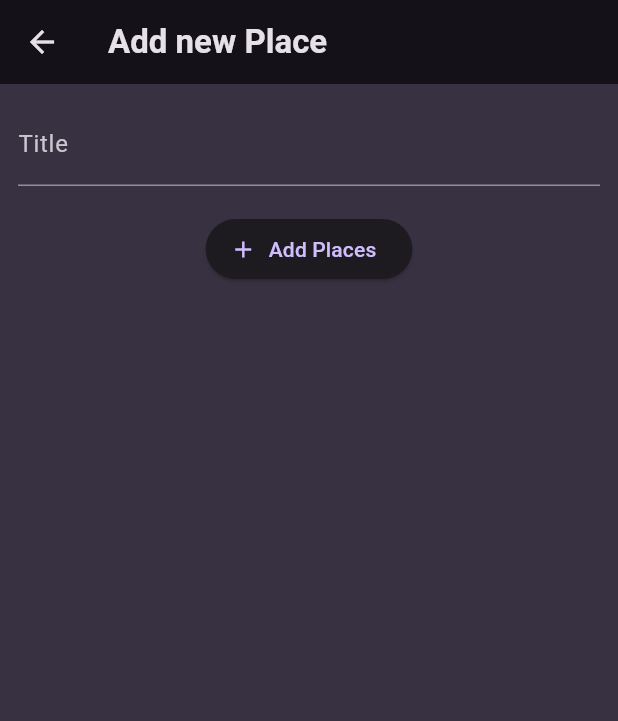
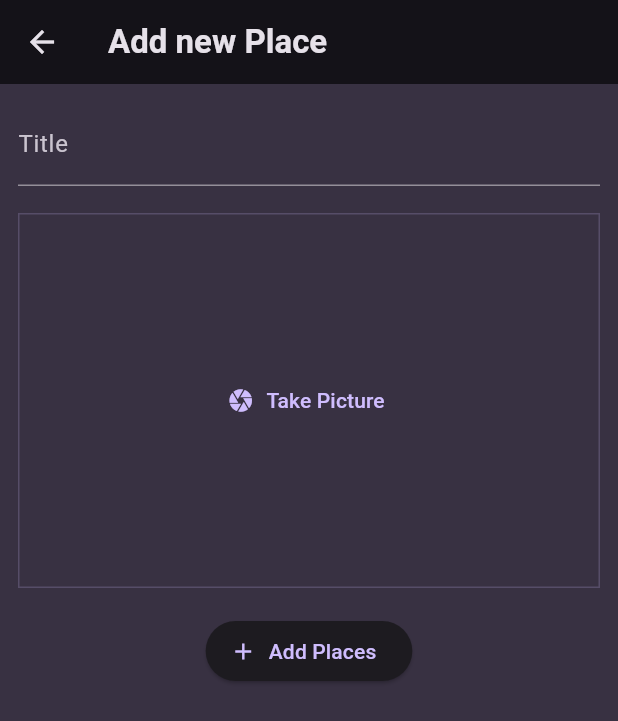
Before and after one commit to Sandipshrestha1/favorite_places, a Flutter app: the AddPlaceScreen screen opened directly, after a tap on "Add Places", on a phone screen of 412 x 824 dp. Shown: the top 721 px of the screen. Run offline on Flutter 3.47's test engine with Material 3 defaults, Android fonts, the phone set to English and light mode, and no system bars; our stand-ins replace flutter_riverpod, google_fonts, image_picker.

Commit message:
added image picker

```diff
--- a/lib/main.dart
+++ b/lib/main.dart
@@ -1,4 +1,3 @@
-import 'package:favorite_places/screens/add_place.dart';
 import 'package:favorite_places/screens/places.dart';
 import 'package:flutter/material.dart';
 import 'package:google_fonts/google_fonts.dart';
--- a/lib/screens/add_place.dart
+++ b/lib/screens/add_place.dart
@@ -1,4 +1,5 @@
 import 'package:favorite_places/providers/user_places.dart';
+import 'package:favorite_places/widgets/image_input.dart';
 import 'package:flutter/material.dart';
 import 'package:flutter_riverpod/flutter_riverpod.dart';
 
@@ -17,7 +18,7 @@ class _AddPlaceScreenState extends ConsumerState<AddPlaceScreen> {
   void _savePlace() {
     final enteredText = _titleController.text;
 
-    if (enteredText == null || enteredText.isEmpty) {
+    if (enteredText.isEmpty) {
       return;
     }
 
@@ -50,6 +51,8 @@ class _AddPlaceScreenState extends ConsumerState<AddPlaceScreen> {
                 ),
               ),
               const SizedBox(height: 18),
+              ImageInput(),
+              const SizedBox(height: 18),
               ElevatedButton.icon(
                 onPressed: _savePlace,
                 icon: const Icon(Icons.add),
--- /dev/null
+++ b/lib/widgets/image_input.dart
@@ -0,0 +1,52 @@
+import 'package:flutter/material.dart';
+import 'package:image_picker/image_picker.dart';
+import 'dart:io';
+
+class ImageInput extends StatefulWidget {
+  const ImageInput({super.key});
+  @override
+  State<ImageInput> createState() {
+    return _ImageInputState();
+  }
+}
+
+class _ImageInputState extends State<ImageInput> {
+  File? _selectedImage;
+
+  void _takePicture() async {
+    final imagePicker = ImagePicker();
+    final pickedImage =
+        await imagePicker.pickImage(source: ImageSource.camera, maxWidth: 600);
+
+    if (pickedImage == null) {
+      return;
+    }
+
+    _selectedImage = File(pickedImage.path);
+  }
+
+  @override
+  Widget build(BuildContext context) {
+    Widget content = TextButton.icon(
+      icon: const Icon(Icons.camera),
+      label: const Text("Take Picture"),
+      onPressed: _takePicture,
+    );
+    if (_selectedImage != null) {
+      content = Image.file(_selectedImage!, fit: BoxFit.cover);
+    }
+
+    return Container(
+      decoration: BoxDecoration(
+        border: Border.all(
+          width: 1,
+          color: Theme.of(context).colorScheme.primary.withOpacity(0.2),
+        ),
+      ),
+      height: 250,
+      width: double.infinity,
+      alignment: Alignment.center,
+      child: content,
+    );
+  }
+}
--- a/pubspec.yaml
+++ b/pubspec.yaml
@@ -38,6 +38,7 @@ dependencies:
   google_fonts: ^6.2.1
   uuid: ^4.3.3
   flutter_riverpod: ^2.5.1
+  image_picker: ^1.0.7
 
 dev_dependencies:
   flutter_test:
```
Also changed, not shown: pubspec.lock, 6 other files.
